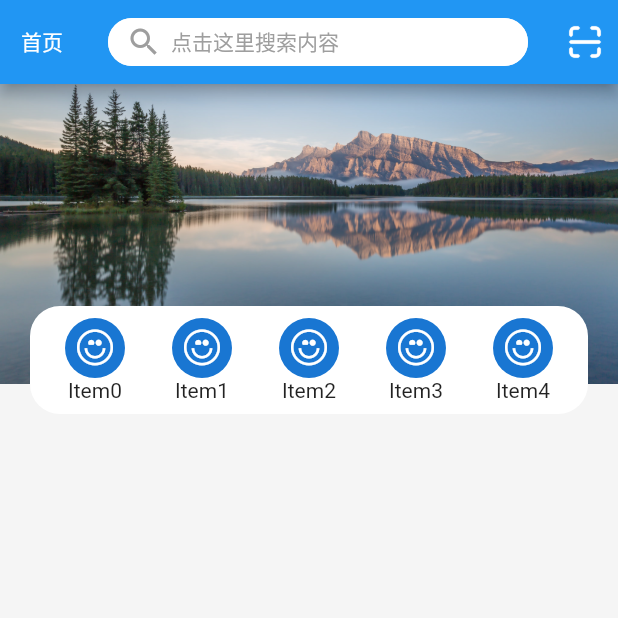
After one commit to jiangkang/flutter-system, a Flutter app: the TopBannerPage screen opened by its route, on a phone screen of 412 x 824 dp, the top half of it. The commit adds this screen. Run offline on Flutter 3.47's test engine with Material 2 defaults, Android fonts, the phone set to English and light mode, and no system bars; our stand-ins replace cached_network_image, camera, flutter_markdown, shared_preferences, sqflite, video_player and 1 more; missing offline and left inert: analyzer, build, source_gen; accounts and stored records are empty; network calls fail.

Commit message:
top banner

```diff
--- a/lib/component/component_appbar.dart
+++ b/lib/component/component_appbar.dart
@@ -4,12 +4,13 @@ class AppBarPage extends StatelessWidget {
   @override
   Widget build(BuildContext context) {
     return Scaffold(
-      appBar: _buildAppBarWithMiddleSearch(),
+      appBar: buildAppBarWithMiddleSearch(),
     );
+  }
 }
 
 /// 中间带搜索框的Appbar
-  AppBar _buildAppBarWithMiddleSearch() {
+AppBar buildAppBarWithMiddleSearch() {
   return AppBar(
     title: Chip(
       backgroundColor: Colors.white,
@@ -34,9 +35,13 @@ class AppBarPage extends StatelessWidget {
     actions: <Widget>[
       Padding(
         padding: const EdgeInsets.all(8.0),
-          child: Icon(Icons.share),
+        child: Image.asset(
+          "images/home_bar_scan.png",
+          color: Colors.white,
+          width: 28,
+          height: 28,
+        ),
       )
     ],
   );
 }
-}
--- /dev/null
+++ b/lib/component/componet_topbanner.dart
@@ -0,0 +1,70 @@
+import 'package:flutter/material.dart';
+import 'package:flutter_system/component/component_appbar.dart';
+import 'package:kicons/kicons.dart';
+
+/// top banner page
+/// 轮播图上覆盖几个快捷入口
+class TopBannerPage extends StatelessWidget {
+  @override
+  Widget build(BuildContext context) {
+    final bgTopBanner = Column(
+      children: <Widget>[
+        Image.asset(
+          "images/banner.jpg",
+          height: 200,
+          width: double.infinity,
+          fit: BoxFit.fitWidth,
+        ),
+        SizedBox(
+          height: 20,
+        )
+      ],
+    );
+
+    return Scaffold(
+      backgroundColor: Colors.grey[100],
+      appBar: buildAppBarWithMiddleSearch(),
+      body: ListView(
+        children: <Widget>[
+          Stack(
+            alignment: AlignmentDirectional.bottomCenter,
+            children: <Widget>[
+              bgTopBanner,
+              Padding(
+                padding: EdgeInsets.symmetric(horizontal: 20),
+                child: Container(
+                  decoration: ShapeDecoration(
+                    shape: RoundedRectangleBorder(
+                        borderRadius: BorderRadius.all(Radius.circular(20))),
+                    color: Colors.white,
+                  ),
+                  child: Row(
+                    mainAxisSize: MainAxisSize.max,
+                    mainAxisAlignment: MainAxisAlignment.spaceEvenly,
+                    children: _buildEntries(),
+                  ),
+                ),
+              )
+            ],
+          )
+        ],
+      ),
+    );
+  }
+
+  _buildEntries() {
+    return List.generate(
+        5,
+        (index) => Padding(
+              padding: const EdgeInsets.all(8.0),
+              child: Column(
+                children: <Widget>[
+                  CircleAvatar(
+                    child: Icon(EmojiIcon.wink_smile),
+                  ),
+                  Text("Item${index}")
+                ],
+              ),
+            ));
+  }
+}
--- a/lib/entries.dart
+++ b/lib/entries.dart
@@ -11,11 +11,12 @@ final List<EntryItem> pageEntries = [
 ];
 
 final List<EntryItem> componentEntries = [
-  EntryItem("Show Case 0", "/page/show0", icon: Icons.show_chart),
+  EntryItem("InfoStream", "/page/show0", icon: Icons.show_chart),
   EntryItem("Calendar", "/page/calendar", icon: Icons.calendar_today),
   EntryItem("IconFont", "/component/iconfont", icon: Icons.insert_emoticon),
   EntryItem("Dialogs", "/component/dialogs", icon: Icons.bubble_chart),
-  EntryItem("AppBar", "/component/appbar", icon: Icons.border_top)
+  EntryItem("AppBar", "/component/appbar", icon: Icons.border_top),
+  EntryItem("TopBanner", "/component/topbanner", icon: Icons.border_outer)
 ];
 
 final List<EntryItem> demoEntries = [
--- a/lib/page/page_show0.dart
+++ b/lib/page/page_show0.dart
@@ -15,6 +15,7 @@ class ShowCaseOModel {
       this.radius, this.likeNum);
 }
 
+/// 信息流
 class Show0Page extends StatefulWidget {
   final List<ShowCaseOModel> dataList = [
     ShowCaseOModel(IMGS[0], IMGS[0], "大江东去浪淘尽", "小白", 6, 10),
@@ -34,7 +35,7 @@ class _Show0PageState extends State<Show0Page> {
   Widget build(BuildContext context) {
     return Scaffold(
       appBar: AppBar(
-        title: Text("Show Case"),
+        title: Text("信息流"),
         centerTitle: true,
       ),
       body: SafeArea(
--- a/lib/page_routers.dart
+++ b/lib/page_routers.dart
@@ -35,6 +35,7 @@ import 'package:flutter_system/products/xiyou/xiyou_home.dart';
 import 'package:flutter_system/products/youqi/youqi.dart';
 
 import 'component/component_appbar.dart';
+import 'component/componet_topbanner.dart';
 import 'demos/demo_chip.dart';
 
 /// Page Routers
@@ -52,6 +53,7 @@ final Map<String, WidgetBuilder> componentRouters = {
   "/component/iconfont": (BuildContext context) => IconFont(),
   "/component/dialogs": (BuildContext context) => DialogsPage(),
   "/component/appbar": (BuildContext context) => AppBarPage(),
+  "/component/topbanner": (BuildContext context) => TopBannerPage(),
 };
 
 /// Demo Routers
```
Also changed, not shown: images/banner.jpg (added), images/home_bar_scan.png (added). Lines whose indentation alone changed are shown as unchanged.
